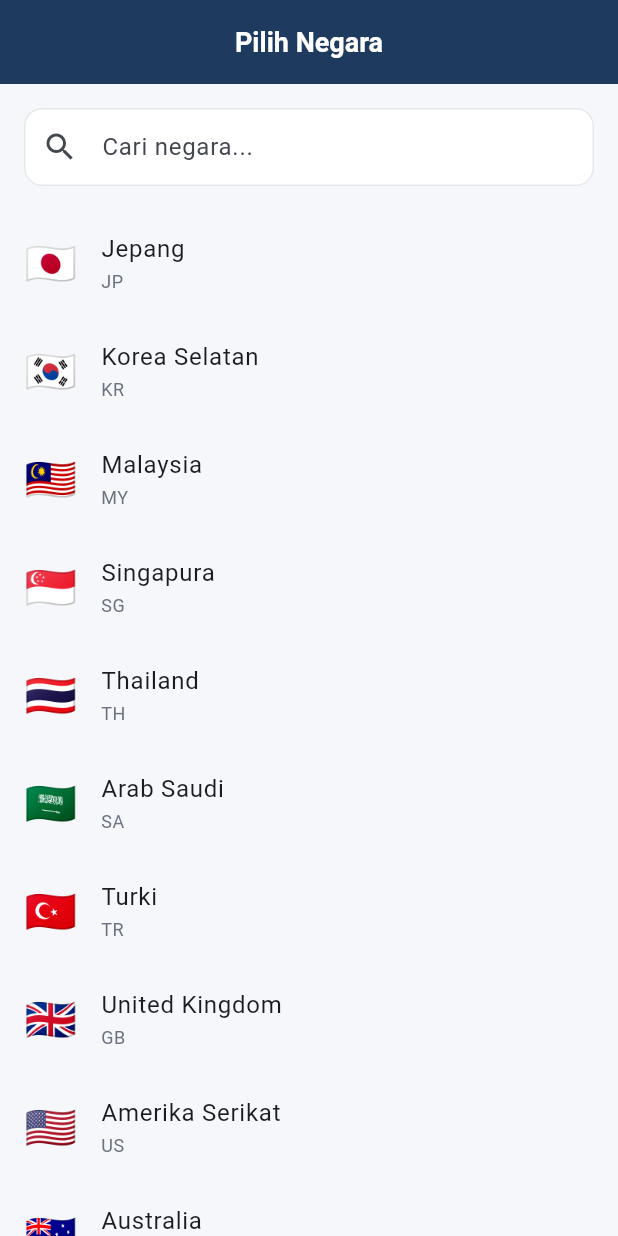
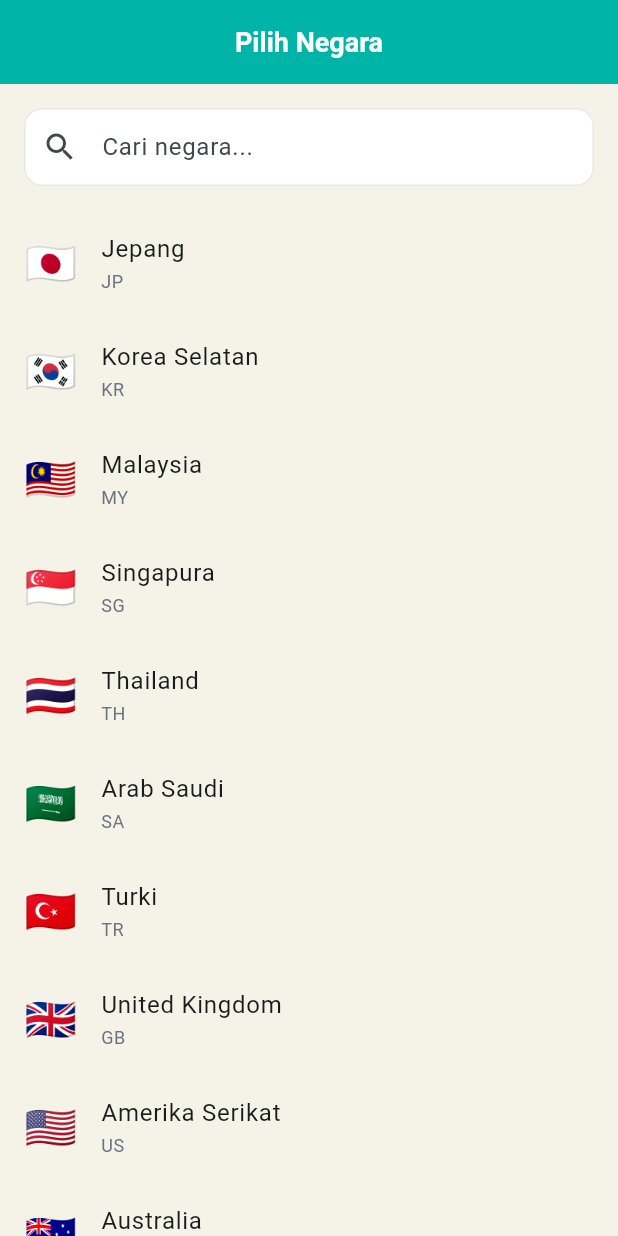
Before and after one commit to Sayuliho/gohosim-flutter, a Flutter app: the CountryPickerScreen screen opened by its route, on a phone screen of 412 x 824 dp. Run offline on Flutter 3.47's test engine with Material 3 defaults, Android fonts, the phone set to English and light mode, and no system bars; our stand-ins replace flutter_secure_storage, go_router, webview_flutter; accounts and stored records are empty.

Commit message:
Apply wondr-inspired color palette to GohoSIM
- Primary: Teal #00B4A8 (ganti Navy #1E3A5F)
- Background: Cream warm #F5F3E8 (ganti abu dingin #F5F7FA)
- CTA button: Orange #FF7A2F dengan pill shape
- Card: shadow teal lembut, border radius 16
- Bottom nav: putih bersih, selected teal

Co-Authored-By: Claude Sonnet 4.6 <noreply@anthropic.com>
Claude-Session: https://claude.ai/code/session_012xXxxqeLRSfRCTHBpt5pbV

```diff
--- a/lib/shared/theme/app_theme.dart
+++ b/lib/shared/theme/app_theme.dart
@@ -1,15 +1,16 @@
 import 'package:flutter/material.dart';
 
 class AppTheme {
-  // Brand colors GohoSIM
-  static const Color primary    = Color(0xFF1E3A5F); // Navy GohoTravel
-  static const Color accent     = Color(0xFF00B4D8); // Cyan/blue terang
+  // Palet wondr-inspired untuk GohoSIM
+  static const Color primary    = Color(0xFF00B4A8); // Teal utama (seperti wondr)
+  static const Color accent     = Color(0xFF00897B); // Teal gelap
+  static const Color cta        = Color(0xFFFF7A2F); // Orange untuk tombol CTA
   static const Color success    = Color(0xFF2ECC71);
   static const Color warning    = Color(0xFFF39C12);
   static const Color danger     = Color(0xFFE74C3C);
-  static const Color bgLight    = Color(0xFFF5F7FA);
-  static const Color cardColor  = Colors.white;
-  static const Color textDark   = Color(0xFF1A1A2E);
+  static const Color bgLight    = Color(0xFFF5F3E8); // Cream warm (seperti wondr)
+  static const Color bgCard     = Color(0xFFFFFFFF);
+  static const Color textDark   = Color(0xFF1A2332);
   static const Color textGrey   = Color(0xFF6B7280);
 
   static ThemeData get light => ThemeData(
@@ -17,7 +18,7 @@ class AppTheme {
         colorScheme: ColorScheme.fromSeed(
           seedColor: primary,
           primary: primary,
-          secondary: accent,
+          secondary: cta,
           surface: bgLight,
         ),
         scaffoldBackgroundColor: bgLight,
@@ -33,18 +34,20 @@ class AppTheme {
           ),
         ),
         cardTheme: CardThemeData(
-          color: cardColor,
-          elevation: 2,
-          shape: RoundedRectangleBorder(borderRadius: BorderRadius.circular(12)),
+          color: bgCard,
+          elevation: 3,
+          shadowColor: Color(0x1A00B4A8),
+          shape: RoundedRectangleBorder(borderRadius: BorderRadius.circular(16)),
           margin: const EdgeInsets.symmetric(horizontal: 16, vertical: 6),
         ),
         elevatedButtonTheme: ElevatedButtonThemeData(
           style: ElevatedButton.styleFrom(
-            backgroundColor: primary,
+            backgroundColor: cta,
             foregroundColor: Colors.white,
-            minimumSize: const Size(double.infinity, 50),
-            shape: RoundedRectangleBorder(borderRadius: BorderRadius.circular(12)),
+            minimumSize: const Size(double.infinity, 52),
+            shape: RoundedRectangleBorder(borderRadius: BorderRadius.circular(26)),
             textStyle: const TextStyle(fontSize: 16, fontWeight: FontWeight.w600),
+            elevation: 2,
           ),
         ),
         inputDecorationTheme: InputDecorationTheme(
@@ -64,6 +67,13 @@ class AppTheme {
           ),
           contentPadding: const EdgeInsets.symmetric(horizontal: 16, vertical: 14),
         ),
+        bottomNavigationBarTheme: const BottomNavigationBarThemeData(
+          backgroundColor: Colors.white,
+          selectedItemColor: primary,
+          unselectedItemColor: Color(0xFF9CA3AF),
+          selectedLabelStyle: TextStyle(fontWeight: FontWeight.w600, fontSize: 12),
+          elevation: 8,
+        ),
         fontFamily: 'Roboto',
       );
 }
```
